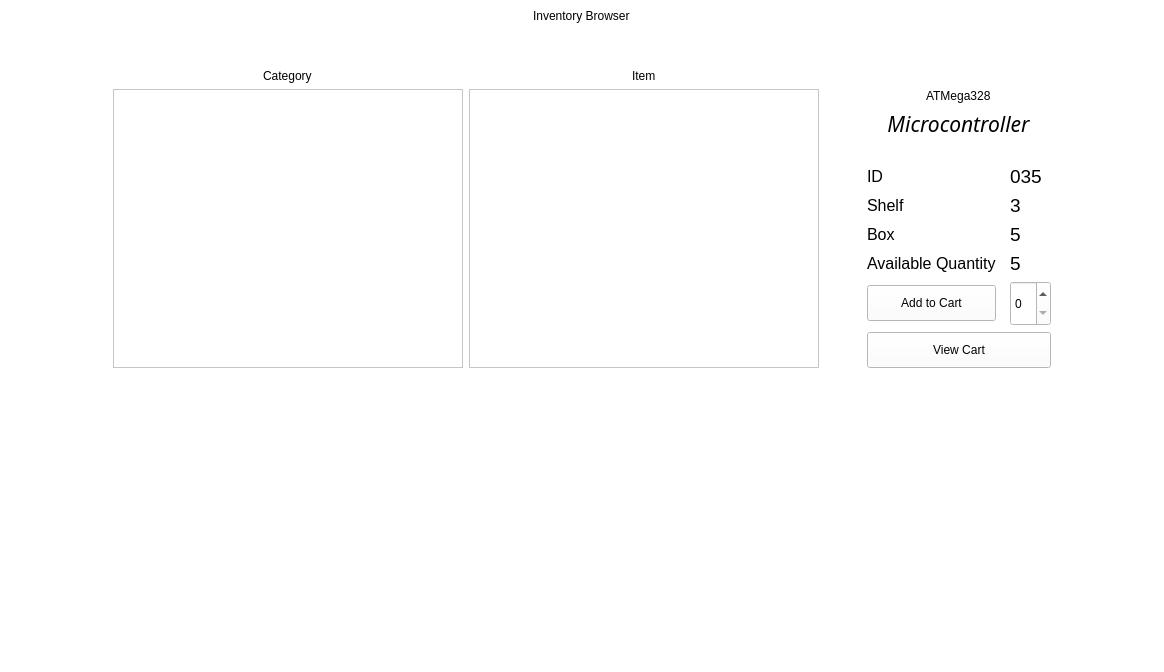
arc-bphc/sims-gui, file inventory.ui: the form before one commit.
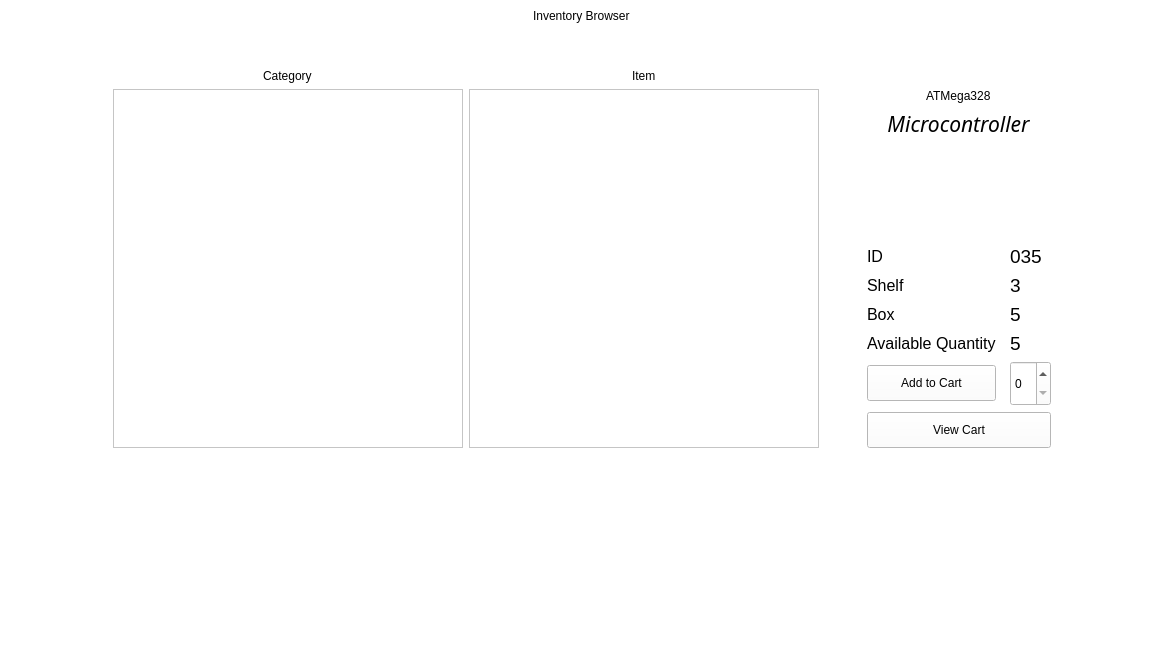
The form after the commit. Icons and pictures are not drawn.

```diff
--- a/inventory.ui
+++ b/inventory.ui
@@ -49,22 +49,8 @@
         <property name="verticalSpacing">
          <number>6</number>
         </property>
-        <item row="3" column="0">
-         <widget class="QLabel" name="label_3">
-          <property name="font">
-           <font>
-            <pointsize>12</pointsize>
-            <weight>50</weight>
-            <bold>false</bold>
-           </font>
-          </property>
-          <property name="text">
-           <string>ID</string>
-          </property>
-         </widget>
-        </item>
-        <item row="2" column="0" colspan="2" alignment="Qt::AlignHCenter">
-         <widget class="QLabel" name="label">
+        <item row="3" column="0" colspan="2" alignment="Qt::AlignHCenter">
+         <widget class="QLabel" name="partImage">
           <property name="maximumSize">
            <size>
             <width>130</width>
@@ -92,7 +78,7 @@
           </property>
          </widget>
         </item>
-        <item row="6" column="1">
+        <item row="8" column="1">
          <widget class="QLabel" name="partQty">
           <property name="font">
            <font>
@@ -123,14 +109,14 @@
           </property>
          </widget>
         </item>
-        <item row="7" column="0">
+        <item row="9" column="0">
          <widget class="QPushButton" name="addToCartButton">
           <property name="text">
            <string>Add to Cart</string>
           </property>
          </widget>
         </item>
-        <item row="5" column="1">
+        <item row="7" column="1">
          <widget class="QLabel" name="partBox">
           <property name="font">
            <font>
@@ -142,7 +128,7 @@
           </property>
          </widget>
         </item>
-        <item row="6" column="0">
+        <item row="8" column="0">
          <widget class="QLabel" name="label_12">
           <property name="font">
            <font>
@@ -156,7 +142,7 @@
           </property>
          </widget>
         </item>
-        <item row="4" column="1">
+        <item row="6" column="1">
          <widget class="QLabel" name="partShelf">
           <property name="font">
            <font>
@@ -168,14 +154,14 @@
           </property>
          </widget>
         </item>
-        <item row="8" column="0" colspan="2">
+        <item row="10" column="0" colspan="2">
          <widget class="QPushButton" name="cartButton">
           <property name="text">
            <string>View Cart</string>
           </property>
          </widget>
         </item>
-        <item row="7" column="1">
+        <item row="9" column="1">
          <widget class="QSpinBox" name="qtySpinBox">
           <property name="minimumSize">
            <size>
@@ -185,7 +171,7 @@
           </property>
          </widget>
         </item>
-        <item row="3" column="1">
+        <item row="5" column="1">
          <widget class="QLabel" name="partID">
           <property name="font">
            <font>
@@ -197,7 +183,7 @@
           </property>
          </widget>
         </item>
-        <item row="4" column="0">
+        <item row="6" column="0">
          <widget class="QLabel" name="label_4">
           <property name="font">
            <font>
@@ -211,7 +197,7 @@
           </property>
          </widget>
         </item>
-        <item row="5" column="0">
+        <item row="7" column="0">
          <widget class="QLabel" name="label_5">
           <property name="font">
            <font>
@@ -225,6 +211,46 @@
           </property>
          </widget>
         </item>
+        <item row="5" column="0">
+         <widget class="QLabel" name="label_3">
+          <property name="font">
+           <font>
+            <pointsize>12</pointsize>
+            <weight>50</weight>
+            <bold>false</bold>
+           </font>
+          </property>
+          <property name="text">
+           <string>ID</string>
+          </property>
+         </widget>
+        </item>
+        <item row="2" column="0" colspan="2">
+         <spacer name="verticalSpacer_3">
+          <property name="orientation">
+           <enum>Qt::Vertical</enum>
+          </property>
+          <property name="sizeHint" stdset="0">
+           <size>
+            <width>20</width>
+            <height>40</height>
+           </size>
+          </property>
+         </spacer>
+        </item>
+        <item row="4" column="0" colspan="2">
+         <spacer name="verticalSpacer_4">
+          <property name="orientation">
+           <enum>Qt::Vertical</enum>
+          </property>
+          <property name="sizeHint" stdset="0">
+           <size>
+            <width>20</width>
+            <height>40</height>
+           </size>
+          </property>
+         </spacer>
+        </item>
        </layout>
       </item>
       <item row="2" column="0" alignment="Qt::AlignHCenter">
```
